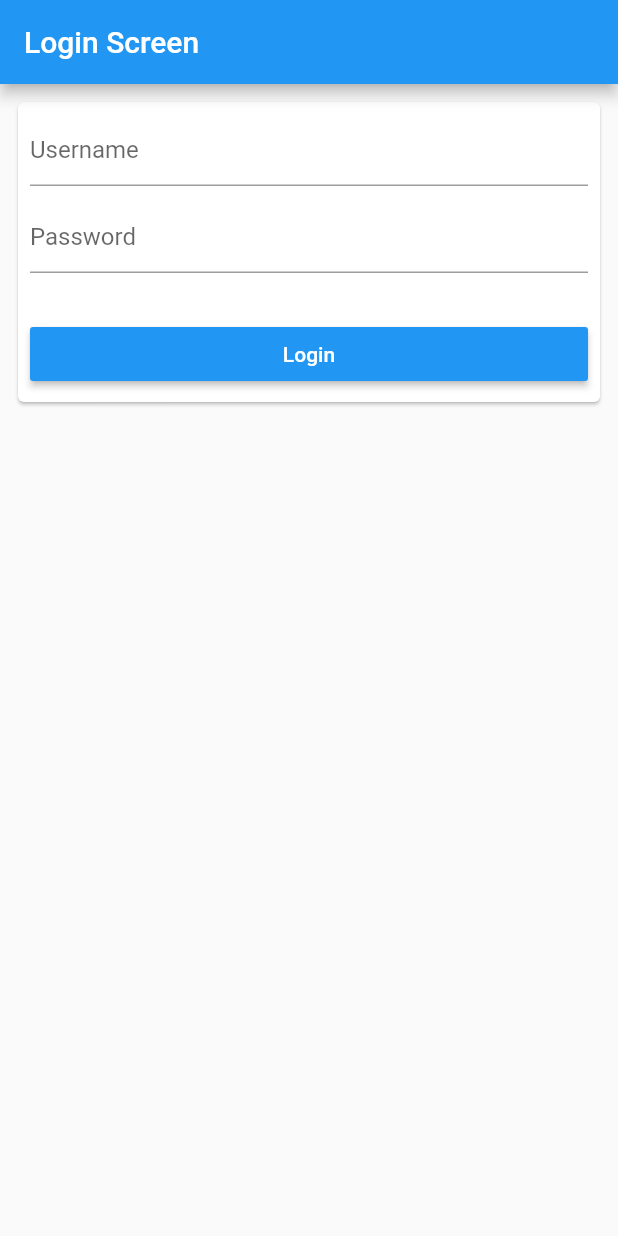
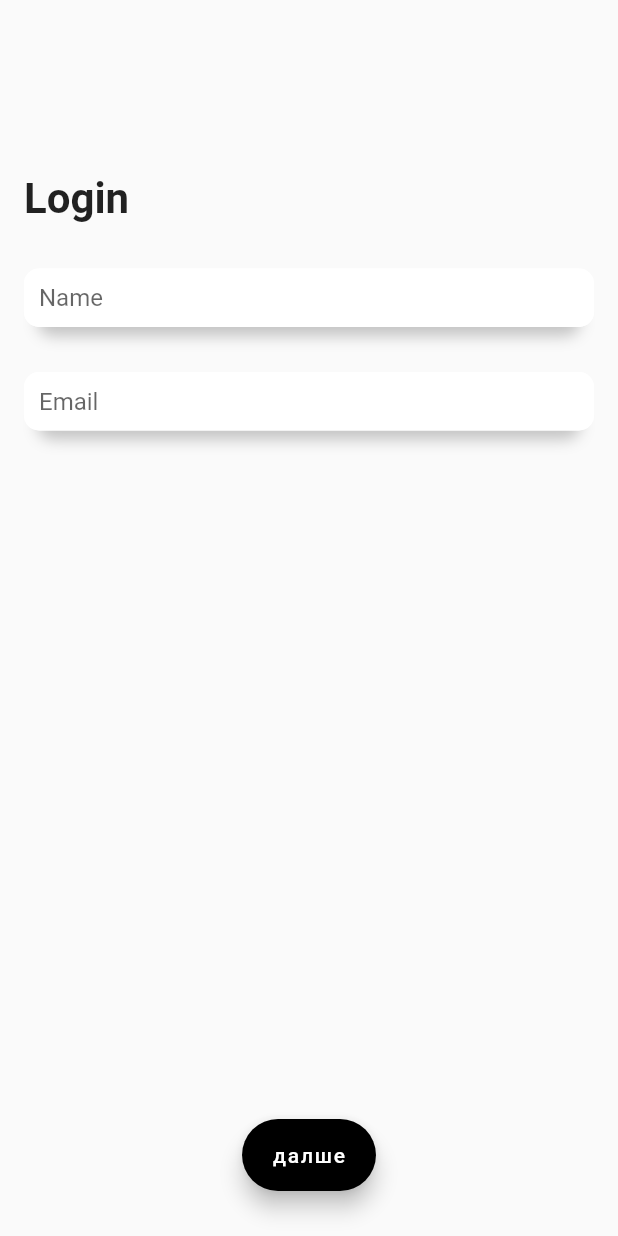
Before and after one commit to HannHank/Vocablii, a Flutter app: the screen it shows after launch, on a phone screen of 412 x 824 dp. Run offline on Flutter 3.47's test engine with Material 2 defaults, Android fonts, the light colour scheme and no system bars.

Commit message:
change login look

```diff
--- a/lib/login.dart
+++ b/lib/login.dart
@@ -6,47 +6,108 @@ class Login extends StatelessWidget {
   @override
   Widget build(BuildContext context) {
     return Scaffold(
-      appBar: AppBar(
-        title: Text("Login Screen"),
-      ),
       body: Container(
-        child: Column(
+        child: Stack(
           children: <Widget>[
             Padding(
               padding: const EdgeInsets.all(8.0),
-              child: Card(
               child: Padding(
                 padding: const EdgeInsets.all(8.0),
                 child: Column(
                   children: <Widget>[
-                      TextField(
-                        decoration: InputDecoration(hintText: "Username"),
+                    Container(
+                        width: double.infinity,
+                        margin: EdgeInsets.only(top: 100),
+                        child: Column(
+                          children: <Widget>[
+                            Container(
+                              width: double.infinity,
+                              child: Text(
+                                "Login",
+                                textAlign: TextAlign.start,
+                                style: TextStyle(fontWeight: FontWeight.bold),
+                                textScaleFactor: 2,
+                                // has impact
                               ),
-                      SizedBox(height: 10),
-                      TextField(
-                        decoration: InputDecoration(hintText: "Password"),
                             ),
                             SizedBox(height: 30),
                             Container(
-                        width: double.infinity,
-                        child: RaisedButton(
-                          child: Text(
-                            "Login",
-                            style: TextStyle(
+                                decoration: BoxDecoration(
                                     color: Colors.white,
+                                    borderRadius:
+                                        new BorderRadius.circular(10.0),
+                                    boxShadow: [
+                                      BoxShadow(
+                                          blurRadius: 8,
+                                          offset: Offset(0, 15),
+                                          color: Colors.grey.withOpacity(.6),
+                                          spreadRadius: -9),
+                                    ]),
+                                child: TextField(
+                                  decoration: InputDecoration(
+                                      isDense: true,
+                                      counterText: "",
+                                      contentPadding: EdgeInsets.all(10.0),
+                                      filled: true,
+                                      fillColor: Colors.white,
+                                      border: OutlineInputBorder(
+                                        borderRadius:
+                                            new BorderRadius.circular(10.0),
+                                        borderSide: BorderSide.none,
                                       ),
-                          ),
-                          onPressed: () {
-                            Navigator.pushNamed(context, Home.route,arguments:{'User':'Franz Biedenmaier'});
-                           },
-                          color: Colors.blue,
-                        ),
-                      )
+                                      hintText: "Name"),
+                                  textAlign: TextAlign.start,
+                                  maxLines: 1,
+                                  maxLength: 20,
+                                  // controller: _locationNameTextController,
+                                )),
+                            SizedBox(height: 30),
+                            Container(
+                                decoration: BoxDecoration(
+                                    color: Colors.white,
+                                    borderRadius:
+                                        new BorderRadius.circular(10.0),
+                                    boxShadow: [
+                                      BoxShadow(
+                                          blurRadius: 8,
+                                          offset: Offset(0, 15),
+                                          color: Colors.grey.withOpacity(.6),
+                                          spreadRadius: -9),
+                                    ]),
+                                child: TextField(
+                                  decoration: InputDecoration(
+                                      isDense: true,
+                                      counterText: "",
+                                      contentPadding: EdgeInsets.all(10.0),
+                                      filled: true,
+                                      fillColor: Colors.white,
+                                      border: OutlineInputBorder(
+                                          borderRadius:
+                                              new BorderRadius.circular(10.0),
+                                          borderSide: BorderSide.none),
+                                      hintText: "Email"),
+                                  textAlign: TextAlign.start,
+                                  maxLines: 1,
+                                  maxLength: 20,
+
+                                  // controller: _locationNameTextController,
+                                )),
+                          ],
+                        )),
                   ],
                 ),
               ),
             ),
-            )
+            Container(
+              padding: EdgeInsets.all(30),
+              child: Align(
+                  alignment: FractionalOffset.bottomCenter,
+                  child: FloatingActionButton.extended(
+                    backgroundColor: Colors.black,
+                    onPressed: () {},
+                    label: Text("далше"),
+                  )),
+            ),
           ],
         ),
       ),
```
Lines whose indentation alone changed are shown as unchanged.
